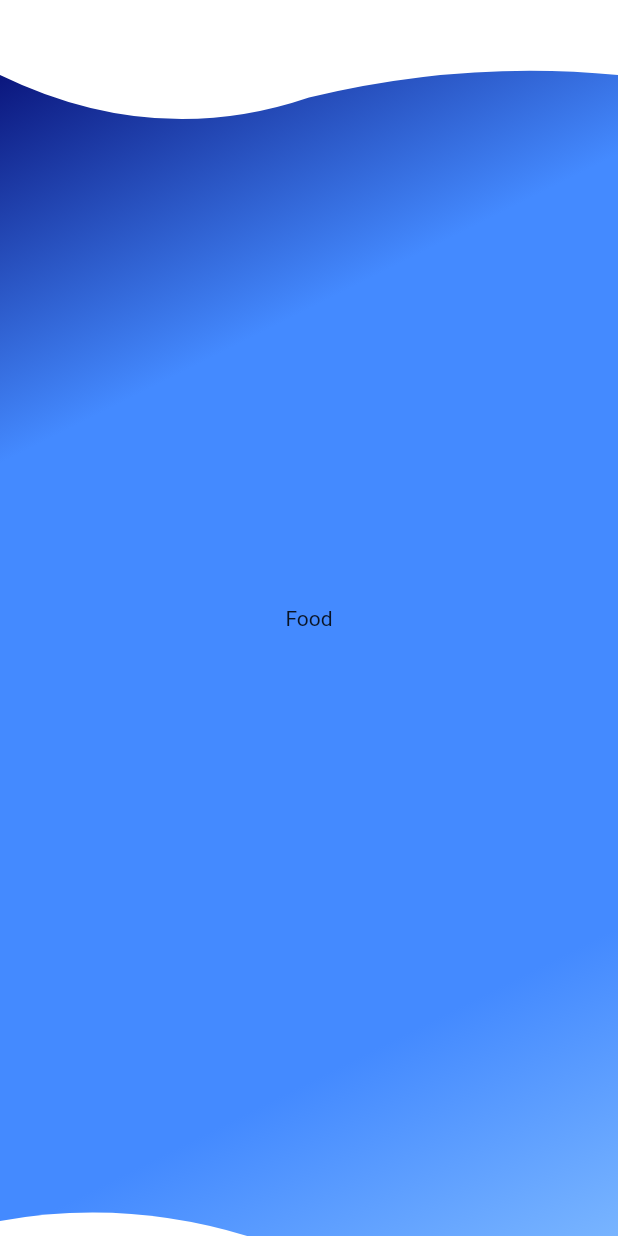
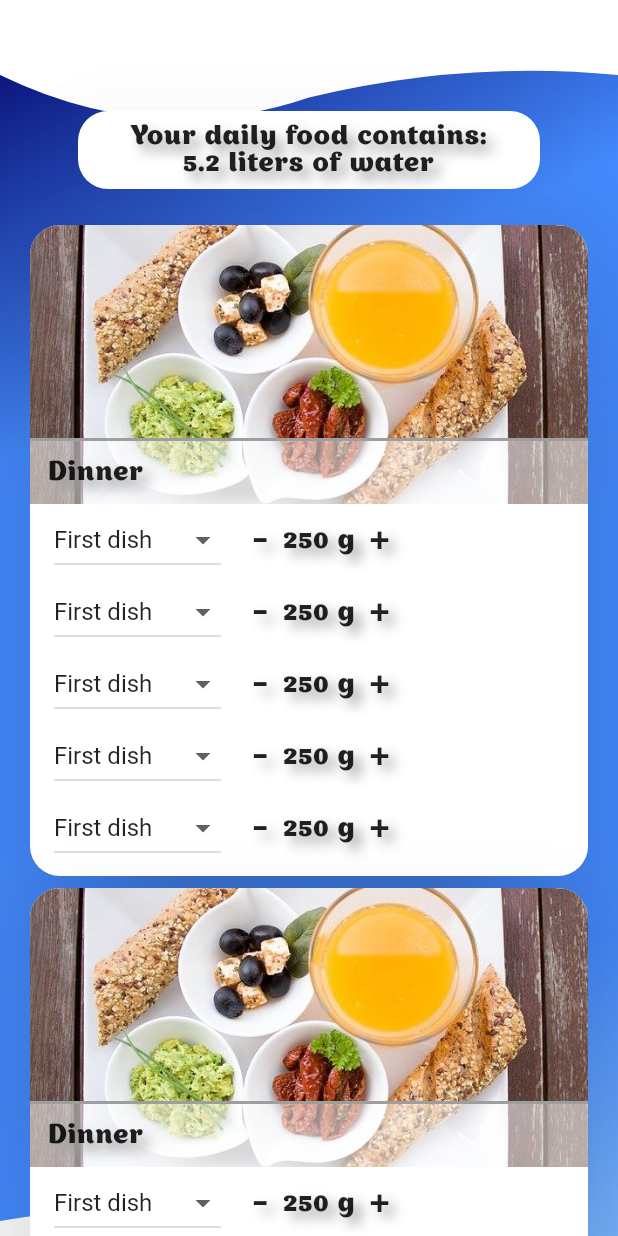
Before and after one commit to wovilon/WaterCalculatorApp, a Flutter app: the FoodScreen screen opened by its route, on a phone screen of 412 x 824 dp. Run offline on Flutter 3.47's test engine with Material 2 defaults, Android fonts, the phone set to English and light mode, and no system bars; our stand-ins replace device_preview, syncfusion_flutter_sliders.

Commit message:
ui of food screen

```diff
--- a/lib/screens/FoodScreen.dart
+++ b/lib/screens/FoodScreen.dart
@@ -1,6 +1,9 @@
 import 'package:flutter/cupertino.dart';
 import 'package:flutter/material.dart';
+import 'package:water_calculator_app/res/Styles.dart';
+import 'package:water_calculator_app/util/LocalizationUtil.dart';
 import 'package:water_calculator_app/widgets/Background.dart';
+import 'package:water_calculator_app/widgets/MyCard.dart';
 
 
 class FoodScreen extends StatelessWidget {
@@ -9,11 +12,129 @@ class FoodScreen extends StatelessWidget {
     return Scaffold(
         body: Stack(children: [
           BackGround(),
-          Center(child: Container(child: Text('Food'),))
+          Column(children: [CaptionFood(), FoodSection()],),
         ],)
     );
+  }
+}
+
+class CaptionFood extends StatelessWidget {
+  @override
+  Widget build(BuildContext context) {
+    return Padding(padding: EdgeInsets.only(top: 70),
+      child: Center(
+        child: MyCard(Padding(padding: EdgeInsets.only(left: 32, right: 32, top: 8, bottom: 8),
+          child: Text('${Lang.of(context).waterInFood} \n5.2 ${Lang.of(context).litersWater}',
+              textAlign: TextAlign.center, style: Styles.TextMain,),
+        )),
+      ),
+    );
+  }
+}
 
 
+class FoodSection extends StatefulWidget {
+  @override
+  _FoodSectionState createState() => _FoodSectionState();
+}
 
+class _FoodSectionState extends State<FoodSection> {
+  double itemWidth = double.infinity;
+
+  @override
+  Widget build(BuildContext context) {
+    if(MediaQuery.of(context).orientation == Orientation.portrait
+     || MediaQuery.of(context).size.width < 800)
+      return Container(child: Expanded(
+        child: ListView(padding: EdgeInsets.all(16), children: [
+            Section(),
+            Section(),
+            Section(),
+            Section(),
+            Section(),
+            Section()
+          ],),
+      ),
+      );
+
+    else return Expanded(child: ListView(padding: EdgeInsets.all(16),
+      children: [
+        Row(children: [
+          Flexible(child: Section()),
+          Flexible(child: Section()),
+          Flexible(child: Section()),
+        ],),
+        Row(children: [
+          Flexible(child: Section()),
+          Flexible(child: Section()),
+          Flexible(child: Section()),
+        ],),
+      ],),
+    );
   }
 }
+
+class Section extends StatelessWidget {
+  @override
+  Widget build(BuildContext context) {
+    return Container(
+      child: MyCard(Column(crossAxisAlignment: CrossAxisAlignment.start, children: [
+      Stack(alignment: Alignment.bottomCenter, children: [
+        ClipRRect(borderRadius:
+        BorderRadius.only(topLeft: Radius.circular(20), topRight: Radius.circular(20)),
+            child: Image.asset('assets/Breakfast.jpg')),
+        Align(alignment: Alignment.bottomCenter, child:
+          Container(width: double.infinity,
+              padding: EdgeInsets.all(12),
+              decoration: BoxDecoration(color: Colors.white54,
+                  border: Border(top: BorderSide(color: Colors.grey, width: 2
+              ))),
+              child: Text('Dinner', style: Styles.TextMain,)
+              ,)
+          )
+      ],
+      ),
+      Padding(padding: EdgeInsets.only(left: 16),
+        child: Column(children: [
+          DropDishes(),
+          DropDishes(),
+          DropDishes(),
+          DropDishes(),
+          DropDishes(),
+          SizedBox(height: 8,)
+
+        ],),
+      )
+    ],
+    )),
+    );
+  }
+}
+
+class DropDishes extends StatefulWidget {
+  @override
+  _DropDishesState createState() => _DropDishesState();
+}
+
+class _DropDishesState extends State<DropDishes> {
+  int item = 0;
+  @override
+  Widget build(BuildContext context) {
+    return Row(children: [
+      DropdownButton(value: item,
+          onChanged: (value) {setState(() {
+            item = value;
+          });},
+          items: [
+            DropdownMenuItem(value: 0, child: Text("First dish"),),
+            DropdownMenuItem(value: 1, child: Text("Second dish"),),
+            DropdownMenuItem(value: 2, child: Text("Cake dish"),),
+            DropdownMenuItem(value: 3, child: Text("Drick dish"),),
+          ]
+      ),
+      SizedBox(width: 20,),
+      Text("- ", style: Styles.TextMainNum,),
+      Text('250 g', style: Styles.TextMain,),
+      Text(" +", style: Styles.TextMainNum,),
+    ],);}
+}
--- a/lib/util/LocalizationUtil.dart
+++ b/lib/util/LocalizationUtil.dart
@@ -34,7 +34,10 @@ class Lang {
       'protein_diet': 'Protein diet',
       'pregnancy': 'Pregnancy?',
       'breast_feeding': 'Breast-feeding?',
-      'ill': 'Are you ill now?'
+      'ill': 'Are you ill now?',
+
+      'waterInFood': 'Your daily food contains:',
+      'litersWater': 'liters of water'
     },
     'ru': {
       'title': 'Привет мир!',
@@ -59,7 +62,9 @@ class Lang {
       'protein_diet': 'Протеиновая диета?',
       'pregnancy': 'Беременность?',
       'breast_feeding': 'Грудное вскармливание?',
-      'ill': 'Вы болеете сейчас?'
+      'ill': 'Вы болеете сейчас?',
+      'waterInFood': 'В вашей пище содержится:',
+      'litersWater': 'литров воды'
     },
   };
 
@@ -108,4 +113,9 @@ class Lang {
     return _localizedValues[locale.languageCode]['breast_feeding'];}
   String get ill {
     return _localizedValues[locale.languageCode]['ill'];}
+
+  String get waterInFood {
+    return _localizedValues[locale.languageCode]['waterInFood'];}
+  String get litersWater {
+    return _localizedValues[locale.languageCode]['litersWater'];}
 }
--- a/pubspec.yaml
+++ b/pubspec.yaml
@@ -54,7 +54,8 @@ flutter:
   # the material Icons class.
   uses-material-design: true
 
-
+  assets:
+    - assets/
 
   # To add assets to your application, add an assets section, like this:
   # assets:
```
Also changed, not shown: assets/Breakfast.jpg (added), assets/Dinner.jpg (added), assets/Lunch.jpg (added), assets/Skack2.jpg (added), assets/Snack1.jpg (added), assets/Snack3.jpg (added).
